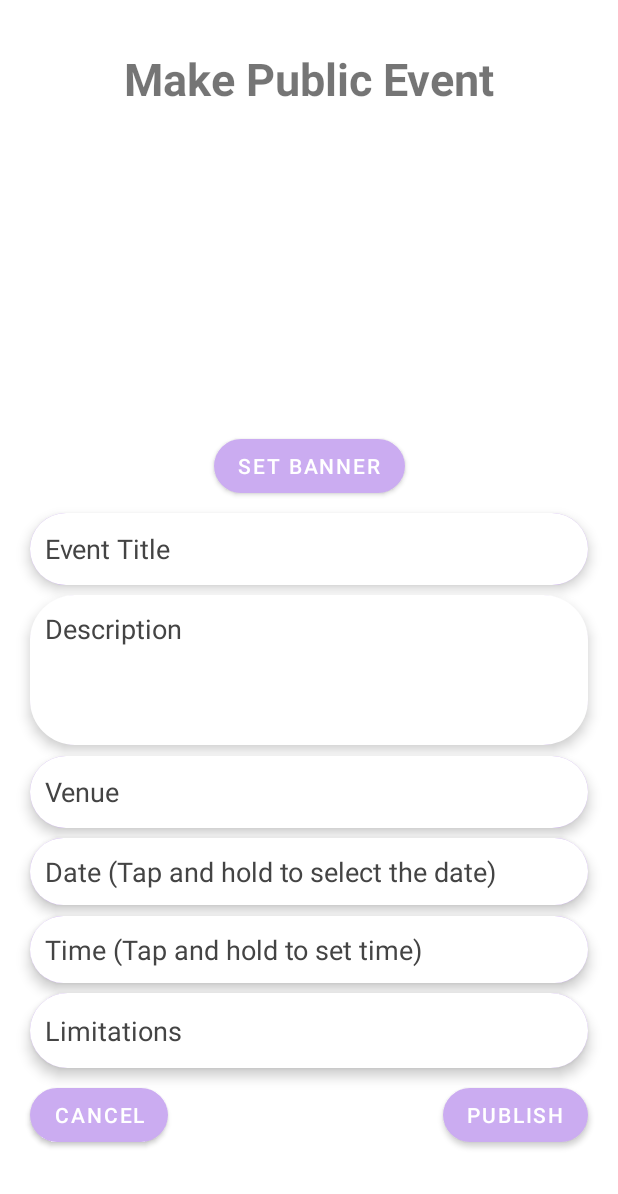
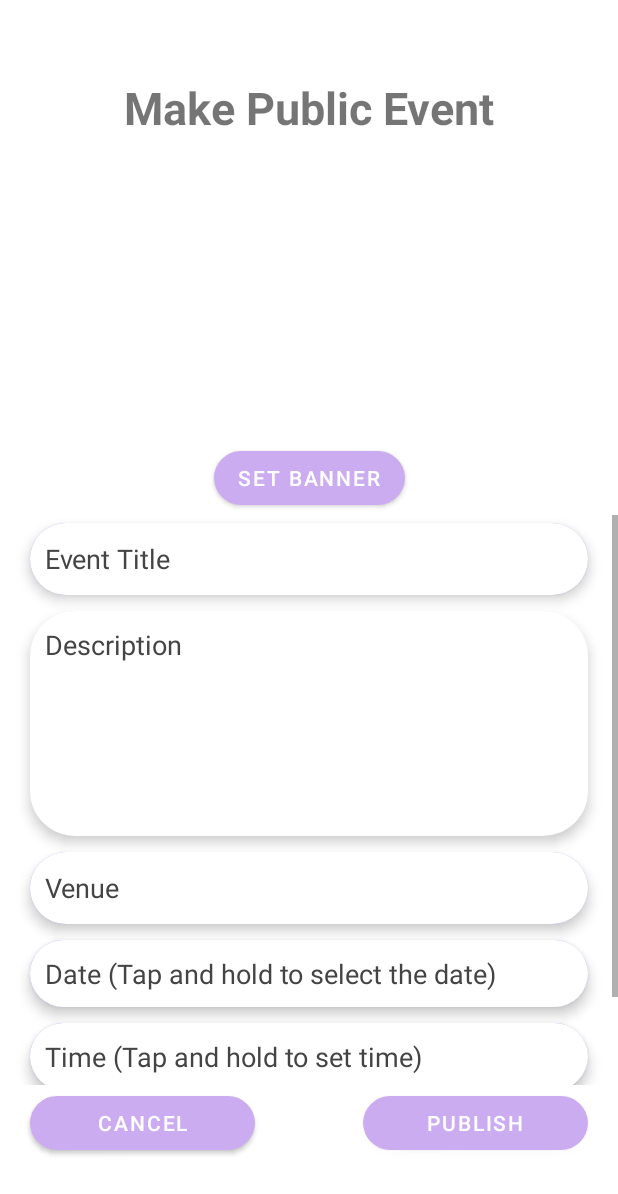
Before and after one commit to SheeRaaameetrance56/Android_group_project, an Android app: the PublicEventEntry screen opened directly, with no data from a screen before it, on a phone screen of 412 x 824 dp. Shown: the top 1194 px of the screen. Run offline under Robolectric (Android 15) with nearby library versions, the phone set to English and light mode, and no system bars; our stand-ins replace Firebase (no records; nobody signed in at launch, a user with empty details on screens opened directly).

Commit message:
Improved UI

```diff
--- a/app/src/main/res/layout/activity_public_event_entry.xml
+++ b/app/src/main/res/layout/activity_public_event_entry.xml
@@ -7,165 +7,18 @@
     android:layout_margin="15dp"
     tools:context=".PublicEventEntry">
 
-    <Button
-        android:id="@+id/pub_event_cancel_btn"
-        android:layout_width="wrap_content"
-        android:layout_height="wrap_content"
-        android:layout_marginStart="20dp"
-        android:layout_marginBottom="50dp"
-        android:text="@android:string/cancel"
-        app:cornerRadius="20dp"
-        app:layout_constraintBottom_toBottomOf="parent"
-        app:layout_constraintRight_toLeftOf="@id/pub_event_publish_btn"
-        app:layout_constraintStart_toStartOf="parent"
-        app:layout_constraintTop_toBottomOf="@id/pub_event_limitations" />
-
-    <Button
-        android:id="@+id/pub_event_publish_btn"
-        android:layout_width="wrap_content"
-        android:layout_height="wrap_content"
-        android:layout_marginEnd="20dp"
-        android:text="@string/publish"
-        app:cornerRadius="20dp"
-        app:layout_constraintBottom_toBottomOf="@+id/pub_event_cancel_btn"
-        app:layout_constraintEnd_toEndOf="parent"
-        app:layout_constraintHorizontal_bias="1.0"
-        app:layout_constraintStart_toEndOf="@+id/pub_event_cancel_btn"
-        app:layout_constraintTop_toTopOf="@+id/pub_event_cancel_btn"
-        app:layout_constraintVertical_bias="1.0" />
-
-    <Button
-        android:id="@+id/pub_event_select_image_btn"
-        android:layout_width="wrap_content"
-        android:layout_height="wrap_content"
-        android:text="@string/set_banner"
-        app:cornerRadius="20dp"
-        app:layout_constraintBottom_toTopOf="@id/pub_event_title"
-        app:layout_constraintEnd_toEndOf="parent"
-        app:layout_constraintStart_toStartOf="parent"
-        app:layout_constraintTop_toBottomOf="@id/banner"/>
-
-    <EditText
-        android:id="@+id/pub_event_venue"
-        android:layout_width="0dp"
-        android:layout_height="wrap_content"
-        android:layout_marginStart="20dp"
-        android:layout_marginEnd="20dp"
-        android:autofillHints=""
-        android:background="@drawable/input_text_field_style"
-        android:ems="10"
-        android:hint="@string/venue"
-        android:inputType="text"
-        android:minHeight="48dp"
-        android:padding="10dp"
-        android:textColor="@color/black"
-        android:textColorHint="@color/grey"
-        android:elevation="5dp"
-        app:layout_constraintBottom_toTopOf="@id/pub_event_date"
-        app:layout_constraintEnd_toEndOf="parent"
-        app:layout_constraintHorizontal_bias="1.0"
-        app:layout_constraintStart_toStartOf="parent"
-        app:layout_constraintTop_toBottomOf="@id/pub_event_description"
-        tools:ignore="LabelFor,VisualLintTextFieldSize,DuplicateClickableBoundsCheck" />
-
-    <EditText
-        android:id="@+id/pub_event_title"
-        android:layout_width="0dp"
-        android:layout_height="wrap_content"
-        android:layout_marginStart="20dp"
-        android:layout_marginEnd="20dp"
-        android:autofillHints=""
-        android:background="@drawable/input_text_field_style"
-        android:ems="10"
-        android:hint="@string/event_title"
-        android:inputType="text"
-        android:minHeight="48dp"
-        android:padding="10dp"
-        android:textColor="@color/black"
-        android:textColorHint="@color/grey"
-        android:elevation="5dp"
-        app:layout_constraintBottom_toTopOf="@id/pub_event_description"
-        app:layout_constraintEnd_toEndOf="parent"
-        app:layout_constraintHorizontal_bias="1.0"
-        app:layout_constraintStart_toStartOf="parent"
-        app:layout_constraintTop_toBottomOf="@+id/pub_event_select_image_btn"
-        tools:ignore="LabelFor,VisualLintTextFieldSize" />
-
-    <EditText
-        android:id="@+id/pub_event_limitations"
-        android:layout_width="0dp"
-        android:layout_height="wrap_content"
-        android:layout_marginStart="20dp"
-        android:layout_marginEnd="20dp"
-        android:autofillHints=""
-        android:background="@drawable/input_text_field_style"
-        android:ems="10"
-        android:hint="@string/limitations"
-        android:inputType="text|textImeMultiLine"
-        android:minHeight="50dp"
-        android:padding="10dp"
-        android:textColor="@color/black"
-        android:textColorHint="@color/grey"
-        android:elevation="5dp"
-        app:layout_constraintBottom_toTopOf="@id/pub_event_cancel_btn"
-        app:layout_constraintEnd_toEndOf="parent"
-        app:layout_constraintHorizontal_bias="0.0"
-        app:layout_constraintStart_toStartOf="parent"
-        app:layout_constraintTop_toBottomOf="@id/pub_event_time"
-        tools:ignore="LabelFor,VisualLintTextFieldSize" />
-
     <TextView
         android:id="@+id/textView2"
         android:layout_width="wrap_content"
         android:layout_height="wrap_content"
-        android:layout_marginTop="25dp"
+        android:layout_marginTop="50dp"
         android:text="@string/make_public_event"
         android:textSize="30sp"
         android:textStyle="bold"
+        app:layout_constraintBottom_toTopOf="@+id/banner"
         app:layout_constraintEnd_toEndOf="parent"
         app:layout_constraintStart_toStartOf="parent"
-        app:layout_constraintTop_toTopOf="parent"
-        app:layout_constraintBottom_toTopOf="@id/banner"/>
-
-    <EditText
-        android:id="@+id/pub_event_date"
-        android:layout_width="0dp"
-        android:layout_height="wrap_content"
-        android:layout_marginStart="20dp"
-        android:layout_marginEnd="20dp"
-        android:background="@drawable/input_text_field_style"
-        android:ems="10"
-        android:hint="@string/date_on_longpress"
-        android:inputType="text"
-        android:padding="10dp"
-        android:textColor="@color/black"
-        android:textColorHint="@color/grey"
-        android:elevation="5dp"
-        app:layout_constraintBottom_toTopOf="@id/pub_event_time"
-        app:layout_constraintEnd_toEndOf="parent"
-        app:layout_constraintStart_toStartOf="parent"
-        app:layout_constraintTop_toBottomOf="@+id/pub_event_venue"
-        tools:ignore="TouchTargetSizeCheck,DuplicateClickableBoundsCheck" />
-
-    <EditText
-        android:id="@+id/pub_event_time"
-        android:layout_width="0dp"
-        android:layout_height="wrap_content"
-        android:layout_marginStart="20dp"
-        android:layout_marginEnd="20dp"
-        android:background="@drawable/input_text_field_style"
-        android:ems="10"
-        android:hint="@string/time_on_long_press"
-        android:inputType="text"
-        android:padding="10dp"
-        android:textColor="@color/black"
-        android:textColorHint="@color/grey"
-        android:elevation="5dp"
-        app:layout_constraintBottom_toTopOf="@id/pub_event_limitations"
-        app:layout_constraintEnd_toEndOf="parent"
-        app:layout_constraintStart_toStartOf="parent"
-        app:layout_constraintTop_toBottomOf="@+id/pub_event_date"
-        tools:ignore="TouchTargetSizeCheck" />
+        app:layout_constraintTop_toTopOf="parent" />
 
     <ImageView
         android:id="@+id/banner"
@@ -177,24 +30,171 @@
         app:layout_constraintTop_toBottomOf="@+id/textView2"
         tools:srcCompat="@tools:sample/backgrounds/scenic" />
 
+    <Button
+        android:id="@+id/pub_event_select_image_btn"
+        android:layout_width="wrap_content"
+        android:layout_height="wrap_content"
+        android:text="@string/set_banner"
+        app:cornerRadius="20dp"
+        app:layout_constraintBottom_toTopOf="@+id/scrollView3"
+        app:layout_constraintEnd_toEndOf="parent"
+        app:layout_constraintStart_toStartOf="parent"
+        app:layout_constraintTop_toBottomOf="@+id/banner" />
+
+    <ScrollView
+        android:id="@+id/scrollView3"
+        android:layout_width="match_parent"
+        android:layout_height="380dp"
+        app:layout_constraintBottom_toTopOf="@+id/pub_event_cancel_btn"
+        app:layout_constraintEnd_toEndOf="parent"
+        app:layout_constraintStart_toStartOf="parent"
+        app:layout_constraintTop_toBottomOf="@+id/pub_event_select_image_btn">
+
+        <LinearLayout
+            android:layout_width="match_parent"
+            android:layout_height="wrap_content"
+            android:orientation="vertical">
+
+            <EditText
+                android:id="@+id/pub_event_title"
+                android:layout_width="match_parent"
+                android:layout_height="wrap_content"
+                android:layout_marginStart="20dp"
+                android:layout_marginTop="5dp"
+                android:layout_marginEnd="20dp"
+                android:layout_marginBottom="5dp"
+                android:autofillHints=""
+                android:background="@drawable/input_text_field_style"
+                android:elevation="5dp"
+                android:ems="10"
+                android:hint="@string/event_title"
+                android:inputType="text"
+                android:minHeight="48dp"
+                android:padding="10dp"
+                android:textColor="@color/black"
+                android:textColorHint="@color/grey"
+                tools:ignore="LabelFor,VisualLintTextFieldSize" />
+
             <EditText
                 android:id="@+id/pub_event_description"
-        android:layout_width="0dp"
-        android:layout_height="100dp"
+                android:layout_width="match_parent"
+                android:layout_height="150dp"
                 android:layout_marginStart="20dp"
+                android:layout_marginTop="5dp"
                 android:layout_marginEnd="20dp"
+                android:layout_marginBottom="5dp"
                 android:background="@drawable/input_text_field_style"
+                android:elevation="5dp"
                 android:ems="10"
                 android:gravity="start|top"
                 android:hint="@string/description"
                 android:inputType="textMultiLine"
                 android:padding="10dp"
                 android:textColor="@color/black"
+                android:textColorHint="@color/grey" />
+
+            <EditText
+                android:id="@+id/pub_event_venue"
+                android:layout_width="match_parent"
+                android:layout_height="wrap_content"
+                android:layout_marginStart="20dp"
+                android:layout_marginTop="5dp"
+                android:layout_marginEnd="20dp"
+                android:layout_marginBottom="5dp"
+                android:autofillHints=""
+                android:background="@drawable/input_text_field_style"
+                android:elevation="5dp"
+                android:ems="10"
+                android:hint="@string/venue"
+                android:inputType="text"
+                android:minHeight="48dp"
+                android:padding="10dp"
+                android:textColor="@color/black"
                 android:textColorHint="@color/grey"
+                tools:ignore="LabelFor,VisualLintTextFieldSize,DuplicateClickableBoundsCheck" />
+
+            <EditText
+                android:id="@+id/pub_event_date"
+                android:layout_width="match_parent"
+                android:layout_height="wrap_content"
+                android:layout_marginStart="20dp"
+                android:layout_marginTop="5dp"
+                android:layout_marginEnd="20dp"
+                android:layout_marginBottom="5dp"
+                android:background="@drawable/input_text_field_style"
                 android:elevation="5dp"
-        app:layout_constraintBottom_toTopOf="@id/pub_event_venue"
+                android:ems="10"
+                android:hint="@string/date_on_longpress"
+                android:inputType="text"
+                android:padding="10dp"
+                android:textColor="@color/black"
+                android:textColorHint="@color/grey"
+                tools:ignore="TouchTargetSizeCheck,DuplicateClickableBoundsCheck" />
+
+            <EditText
+                android:id="@+id/pub_event_time"
+                android:layout_width="match_parent"
+                android:layout_height="wrap_content"
+                android:layout_marginStart="20dp"
+                android:layout_marginTop="5dp"
+                android:layout_marginEnd="20dp"
+                android:layout_marginBottom="5dp"
+                android:background="@drawable/input_text_field_style"
+                android:elevation="5dp"
+                android:ems="10"
+                android:hint="@string/time_on_long_press"
+                android:inputType="text"
+                android:padding="10dp"
+                android:textColor="@color/black"
+                android:textColorHint="@color/grey"
+                tools:ignore="TouchTargetSizeCheck" />
+
+            <EditText
+                android:id="@+id/pub_event_limitations"
+                android:layout_width="match_parent"
+                android:layout_height="wrap_content"
+                android:layout_marginStart="20dp"
+                android:layout_marginTop="5dp"
+                android:layout_marginEnd="20dp"
+                android:layout_marginBottom="5dp"
+                android:autofillHints=""
+                android:background="@drawable/input_text_field_style"
+                android:elevation="5dp"
+                android:ems="10"
+                android:hint="@string/limitations"
+                android:inputType="text|textImeMultiLine"
+                android:minHeight="50dp"
+                android:padding="10dp"
+                android:textColor="@color/black"
+                android:textColorHint="@color/grey"
+                tools:ignore="LabelFor,VisualLintTextFieldSize" />
+        </LinearLayout>
+    </ScrollView>
+
+    <Button
+        android:id="@+id/pub_event_cancel_btn"
+        android:layout_width="150dp"
+        android:layout_height="wrap_content"
+        android:layout_marginStart="20dp"
+        android:layout_marginBottom="50dp"
+        android:text="@android:string/cancel"
+        app:cornerRadius="20dp"
+        app:layout_constraintBottom_toBottomOf="parent"
+        app:layout_constraintRight_toLeftOf="@id/pub_event_publish_btn"
+        app:layout_constraintStart_toStartOf="parent"
+        app:layout_constraintTop_toBottomOf="@+id/scrollView3" />
+
+    <Button
+        android:id="@+id/pub_event_publish_btn"
+        android:layout_width="150dp"
+        android:layout_height="wrap_content"
+        android:layout_marginEnd="20dp"
+        android:text="@string/publish"
+        app:cornerRadius="20dp"
+        app:layout_constraintBottom_toBottomOf="@+id/pub_event_cancel_btn"
         app:layout_constraintEnd_toEndOf="parent"
-        app:layout_constraintStart_toStartOf="parent"
-        app:layout_constraintTop_toBottomOf="@+id/pub_event_title" />
+        app:layout_constraintHorizontal_bias="1.0"
+        app:layout_constraintStart_toEndOf="@+id/pub_event_cancel_btn"
+        app:layout_constraintTop_toTopOf="@+id/pub_event_cancel_btn" />
 
 </androidx.constraintlayout.widget.ConstraintLayout>
```
Also changed, not shown: app/src/main/res/layout/activity_individual_event_entry.xml (+101 -110 lines). Lines whose indentation alone changed are shown as unchanged.
